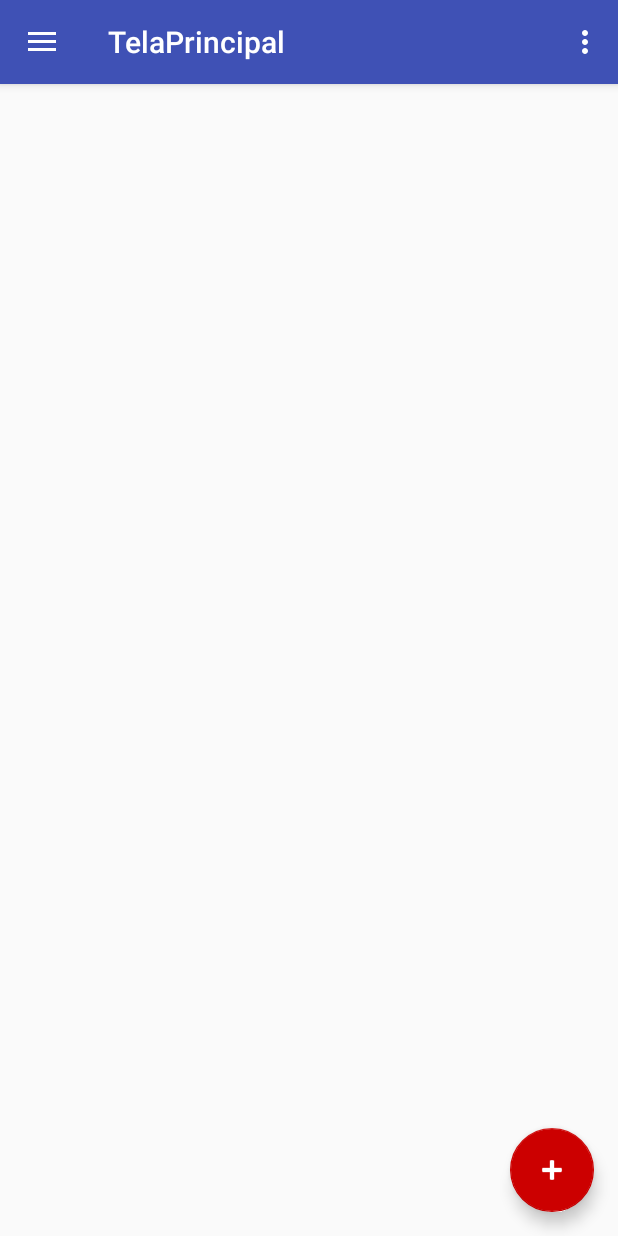
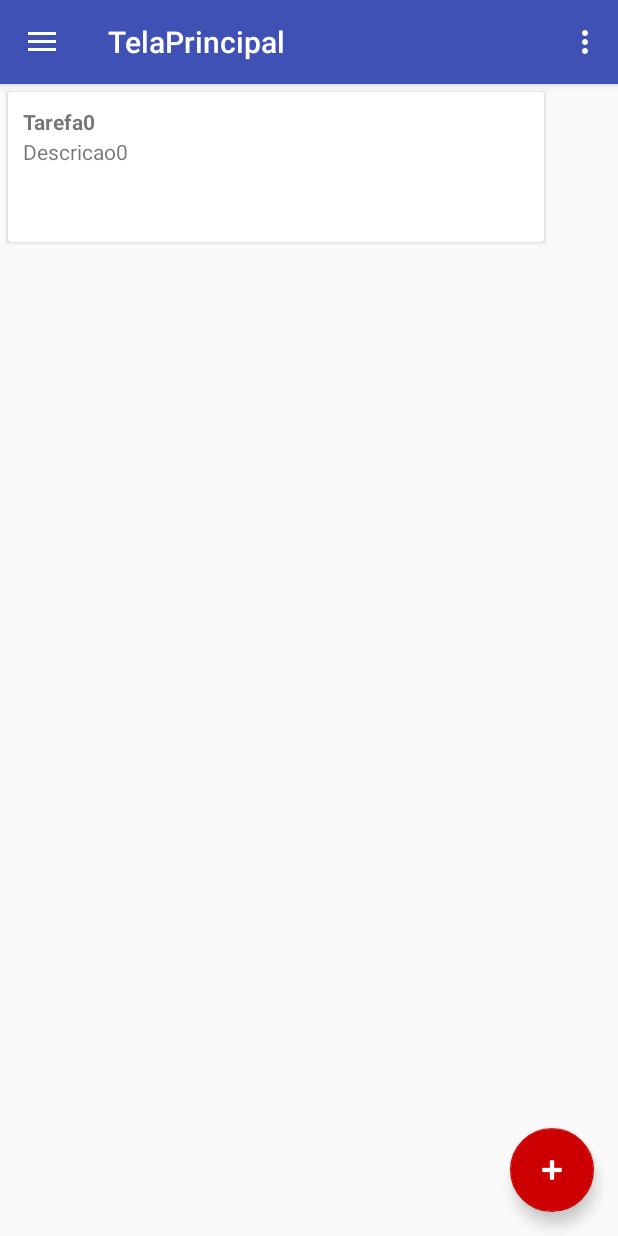
Before and after one commit to paulori22/ZenApp, an Android app: the TelaPrincipal screen opened directly, with no data from a screen before it, in the options menu, after a tap on "Settings", on a phone screen of 412 x 824 dp. Run offline under Robolectric (Android 15) with nearby library versions, the phone set to English and light mode, and no system bars; our stand-ins replace Firebase (no records; nobody signed in at launch, a user with empty details on screens opened directly); libraries missing offline, so code that uses them is left out: com.github.brnunes.swipeablerecyclerview; 2 statements that could not run were skipped.

Commit message:
adicionado recycleview(lista de tarefas) na tela principal

```diff
--- /dev/null
+++ b/app/src/main/java/com/example/dispositivo/zenapp/ClickRecyclerView_Interface.java
@@ -0,0 +1,10 @@
+package com.example.dispositivo.zenapp;
+
+/**
+ * Created by Lucius-PC on 08/04/2017.
+ */
+
+public interface ClickRecyclerView_Interface {
+
+    void onCustomClick(Object object);
+}
--- /dev/null
+++ b/app/src/main/java/com/example/dispositivo/zenapp/RecyclerTesteAdapter.java
@@ -0,0 +1,82 @@
+package com.example.dispositivo.zenapp;
+
+import android.content.Context;
+import android.support.v7.widget.RecyclerView;
+import android.view.LayoutInflater;
+import android.view.View;
+import android.view.ViewGroup;
+import android.widget.AdapterView;
+import android.widget.TextView;
+import android.content.Context;
+import android.support.v7.widget.RecyclerView;
+import android.view.GestureDetector;
+import android.view.MotionEvent;
+import android.view.View;
+import android.widget.Toast;
+
+import java.util.List;
+
+/**
+ * Created by Lucius-PC on 08/04/2017.
+ */
+
+public class RecyclerTesteAdapter extends RecyclerView.Adapter<RecyclerTesteAdapter.RecyclerTesteViewHolder> {
+
+    public static ClickRecyclerView_Interface clickRecyclerViewInterface;
+    Context mctx;
+    private List<Tarefa> mList;
+
+
+    public RecyclerTesteAdapter(Context ctx, List<Tarefa> list, ClickRecyclerView_Interface clickRecyclerViewInterface) {
+        this.mctx = ctx;
+        this.mList = list;
+        this.clickRecyclerViewInterface = clickRecyclerViewInterface;
+    }
+
+    @Override
+    public RecyclerTesteViewHolder onCreateViewHolder(ViewGroup viewGroup, int i) {
+        View itemView = LayoutInflater.from(viewGroup.getContext()).inflate(R.layout.itemlist_itemdalista, viewGroup, false);
+        return new RecyclerTesteViewHolder(itemView);
+    }
+
+    @Override
+    public void onBindViewHolder(RecyclerTesteViewHolder viewHolder, int i) {
+        Tarefa tarefa = mList.get(i);
+
+        viewHolder.viewNome.setText(tarefa.getTitulo());
+        viewHolder.viewNome2.setText(tarefa.getDescricao());
+
+
+    }
+
+    @Override
+    public int getItemCount() {
+        return mList.size();
+    }
+
+
+    protected class RecyclerTesteViewHolder extends RecyclerView.ViewHolder {
+
+        protected TextView viewNome;
+        protected TextView viewNome2;
+
+        public RecyclerTesteViewHolder(final View itemView) {
+            super(itemView);
+
+            viewNome = (TextView) itemView.findViewById(R.id.textview_nome);
+            viewNome2 = (TextView) itemView.findViewById(R.id.textview_nome2);
+
+            //Setup the click listener
+            itemView.setOnClickListener(new View.OnClickListener() {
+                @Override
+                public void onClick(View v) {
+
+                    clickRecyclerViewInterface.onCustomClick(mList.get(getLayoutPosition()));
+
+
+                }
+            });
+
+        }
+    }
+}
--- a/app/src/main/java/com/example/dispositivo/zenapp/TelaPrincipal.java
+++ b/app/src/main/java/com/example/dispositivo/zenapp/TelaPrincipal.java
@@ -4,8 +4,7 @@ import android.content.Intent;
 import android.os.Bundle;
 import android.support.design.widget.FloatingActionButton;
 import android.support.design.widget.Snackbar;
-import android.support.design.widget.TextInputLayout;
-import android.text.Layout;
+import android.support.v7.widget.LinearLayoutManager;
 import android.view.View;
 import android.support.design.widget.NavigationView;
 import android.support.v4.view.GravityCompat;
@@ -13,20 +12,32 @@ import android.support.v4.widget.DrawerLayout;
 import android.support.v7.app.ActionBarDrawerToggle;
 import android.support.v7.app.AppCompatActivity;
 import android.support.v7.widget.Toolbar;
+import android.support.v7.widget.RecyclerView;
 import android.view.Menu;
 import android.view.MenuItem;
 import android.widget.TextView;
-import android.widget.EditText;
+import android.widget.Toast;
 
+import com.github.brnunes.swipeablerecyclerview.SwipeableRecyclerViewTouchListener;
 import com.google.firebase.auth.FirebaseAuth;
 import com.google.firebase.auth.FirebaseUser;
 import com.google.firebase.database.FirebaseDatabase;
 
+import java.util.ArrayList;
+import java.util.List;
+
 public class TelaPrincipal extends AppCompatActivity
-        implements NavigationView.OnNavigationItemSelectedListener {
+        implements NavigationView.OnNavigationItemSelectedListener,ClickRecyclerView_Interface {
 
+    int e = 0;
     private FirebaseUser usuario;
     private FirebaseDatabase data;
+    private RecyclerView mRecyclerView;
+    private RecyclerView.LayoutManager mLayoutManager;
+    RecyclerTesteAdapter adapter;
+    private List<Tarefa> tarefasListas = new ArrayList<>();
+    private FloatingActionButton floatingActionButton;
+    private RecyclerView.OnItemTouchListener onItemTouchListener;
 
     // UI references.
 
@@ -39,12 +50,19 @@ public class TelaPrincipal extends AppCompatActivity
         super.onCreate(savedInstanceState);
         setContentView(R.layout.activity_tela_principal);
 
+        setaRecyclerView();
+        setaButtons();
+        setatouch();
+        listenersButtons();
+        listenersSwipeable();
+
         usuario = FirebaseAuth.getInstance().getCurrentUser();
 
 
         Toolbar toolbar = (Toolbar) findViewById(R.id.toolbar);
         setSupportActionBar(toolbar);
-
+//comentando para nao sobreescrever o floatbutton do recyclerviewr
+/*
         FloatingActionButton add_tarefa = (FloatingActionButton) findViewById(R.id.add_tarefa);
         add_tarefa.setOnClickListener(new View.OnClickListener() {
             @Override
@@ -59,6 +77,7 @@ public class TelaPrincipal extends AppCompatActivity
                 startActivity(CadastrarTarefa);
             }
         });
+        */
 
         DrawerLayout drawer = (DrawerLayout) findViewById(R.id.drawer_layout);
         ActionBarDrawerToggle toggle = new ActionBarDrawerToggle(
@@ -134,4 +153,103 @@ public class TelaPrincipal extends AppCompatActivity
         drawer.closeDrawer(GravityCompat.START);
         return true;
     }
+
+    @Override
+    public void onCustomClick(Object object) {
+        Tarefa tarefa = (Tarefa) object;
+        String nome = tarefa.getTitulo();
+        String Descricao = tarefa.getDescricao();
+        Toast.makeText(TelaPrincipal.this, nome , Toast.LENGTH_SHORT).show();
+    }
+
+    public void setaRecyclerView() {
+
+        //Aqui é instanciado o Recyclerview
+        mRecyclerView = (RecyclerView) findViewById(R.id.recycler_recyclerteste);
+        mLayoutManager = new LinearLayoutManager(this);
+        mRecyclerView.setLayoutManager(mLayoutManager);
+
+        adapter = new RecyclerTesteAdapter(this, tarefasListas, this);
+        mRecyclerView.setAdapter(adapter);
+    }
+
+    public void setaButtons() {
+
+        floatingActionButton = (FloatingActionButton) findViewById(R.id.add_tarefa);
+
+
+    }
+
+
+
+    public void setatouch() {
+
+        onItemTouchListener = (RecyclerView.OnItemTouchListener) findViewById(R.id.card_view);
+
+
+    }
+
+    public void listenersButtons() {
+
+        floatingActionButton.setOnClickListener(new View.OnClickListener() {
+            @Override
+            public void onClick(View v) {
+
+                Tarefa tarefanew = new Tarefa();
+                tarefanew.setTitulo("Tarefa" + e);
+                tarefanew.setDescricao("Descricao" + e);
+                e++;
+
+                //Adiciona a pessoa1 e avisa o adapter que o conteúdo
+                //da lista foi alterado
+                tarefasListas.add(tarefanew);
+                adapter.notifyDataSetChanged();
+
+            }
+        });
+
+
+    }
+
+    public void listenersSwipeable() {
+
+        SwipeableRecyclerViewTouchListener swipeTouchListener =
+                new SwipeableRecyclerViewTouchListener(mRecyclerView,
+                        new SwipeableRecyclerViewTouchListener.SwipeListener() {
+                            @Override
+                            public boolean canSwipeLeft(int position) {
+                                return true;
+                            }
+
+                            @Override
+                            public boolean canSwipeRight(int position) {
+                                return true;
+                            }
+
+                            @Override
+                            public void onDismissedBySwipeLeft(RecyclerView recyclerView, int[] reverseSortedPositions) {
+                                for (int position : reverseSortedPositions) {
+                                    Toast.makeText(TelaPrincipal.this, tarefasListas.get(position).getTitulo() + " swiped left", Toast.LENGTH_SHORT).show();
+                                    tarefasListas.remove(position);
+                                    adapter.notifyItemRemoved(position);
+                                }
+                                adapter.notifyDataSetChanged();
+                            }
+
+                            @Override
+                            public void onDismissedBySwipeRight(RecyclerView recyclerView, int[] reverseSortedPositions) {
+                                for (int position : reverseSortedPositions) {
+                                    Toast.makeText(TelaPrincipal.this, tarefasListas.get(position).getTitulo() + " swiped right", Toast.LENGTH_SHORT).show();
+                                    tarefasListas.remove(position);
+                                    adapter.notifyItemRemoved(position);
+                                }
+                                adapter.notifyDataSetChanged();
+                            }
+
+                        });
+
+        mRecyclerView.addOnItemTouchListener(swipeTouchListener);
+    }
+
+
 }
--- a/app/src/main/res/layout/content_tela_principal.xml
+++ b/app/src/main/res/layout/content_tela_principal.xml
@@ -8,4 +8,17 @@
     tools:context="com.example.dispositivo.zenapp.TelaPrincipal"
     tools:showIn="@layout/app_bar_tela_principal">
 
+
+    <android.support.v7.widget.RecyclerView
+        android:id="@+id/recycler_recyclerteste"
+        android:layout_width="368dp"
+        android:layout_height="495dp"
+        android:clipChildren="false"
+        android:clipToPadding="false"
+        android:elevation="0dp"
+        android:clickable="true"
+        android:paddingBottom="80dp"
+        tools:layout_editor_absoluteY="8dp"
+        tools:layout_editor_absoluteX="8dp" />
+
 </android.support.constraint.ConstraintLayout>
--- /dev/null
+++ b/app/src/main/res/layout/itemlist_itemdalista.xml
@@ -0,0 +1,38 @@
+<?xml version="1.0" encoding="utf-8"?>
+<LinearLayout xmlns:android="http://schemas.android.com/apk/res/android"
+    xmlns:card_view="http://schemas.android.com/apk/res-auto"
+    android:layout_width="match_parent"
+    android:layout_height="wrap_content"
+    android:orientation="vertical">
+
+    <android.support.v7.widget.CardView
+        android:id="@+id/card_view"
+        android:layout_width="fill_parent"
+        android:layout_height="100dp"
+        android:layout_gravity="center"
+        android:layout_margin="5dp"
+        card_view:cardCornerRadius="2dp"
+        card_view:contentPadding="10dp">
+
+        <RelativeLayout
+            android:layout_width="fill_parent"
+            android:layout_height="fill_parent">
+
+            <TextView
+                android:id="@+id/textview_nome"
+                android:layout_width="wrap_content"
+                android:layout_height="wrap_content"
+                android:layout_alignParentTop="true"
+                android:textStyle="bold"/>
+
+            <TextView
+                android:id="@+id/textview_nome2"
+                android:layout_width="wrap_content"
+                android:layout_height="wrap_content"
+                android:layout_below="@+id/textView"
+                android:layout_marginTop="20dp"/>
+        </RelativeLayout>
+    </android.support.v7.widget.CardView>
+
+
+</LinearLayout>
```
Also changed, not shown: app/build.gradle (+8 -1 lines), app/src/main/java/com/example/dispositivo/zenapp/Telasemanais.java (added, +447 -0 lines).
